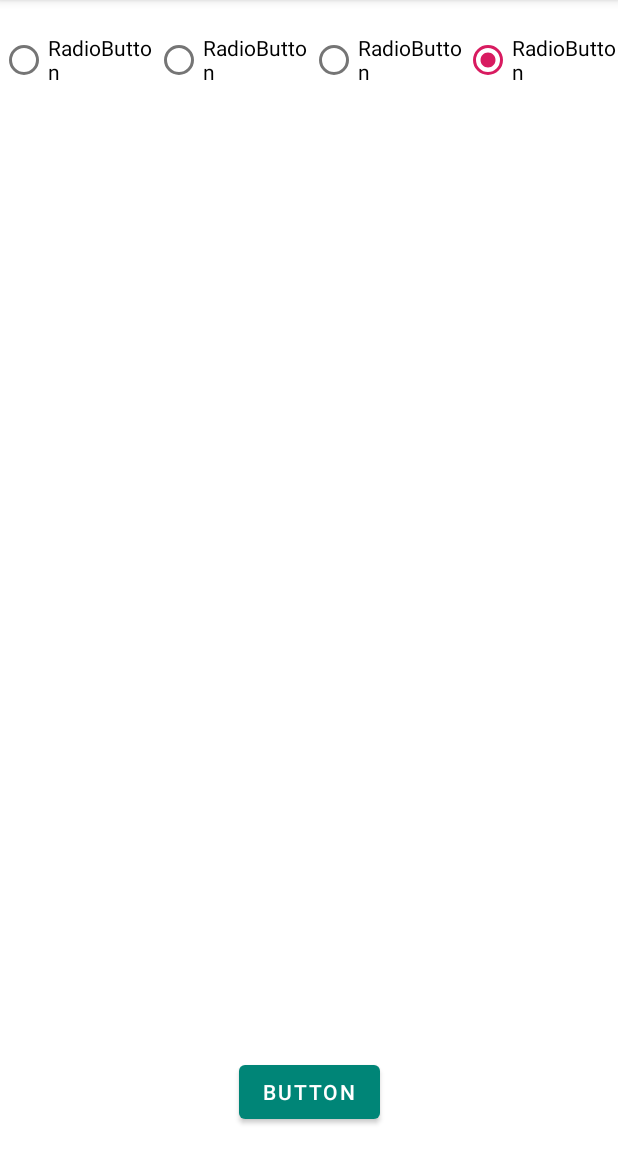
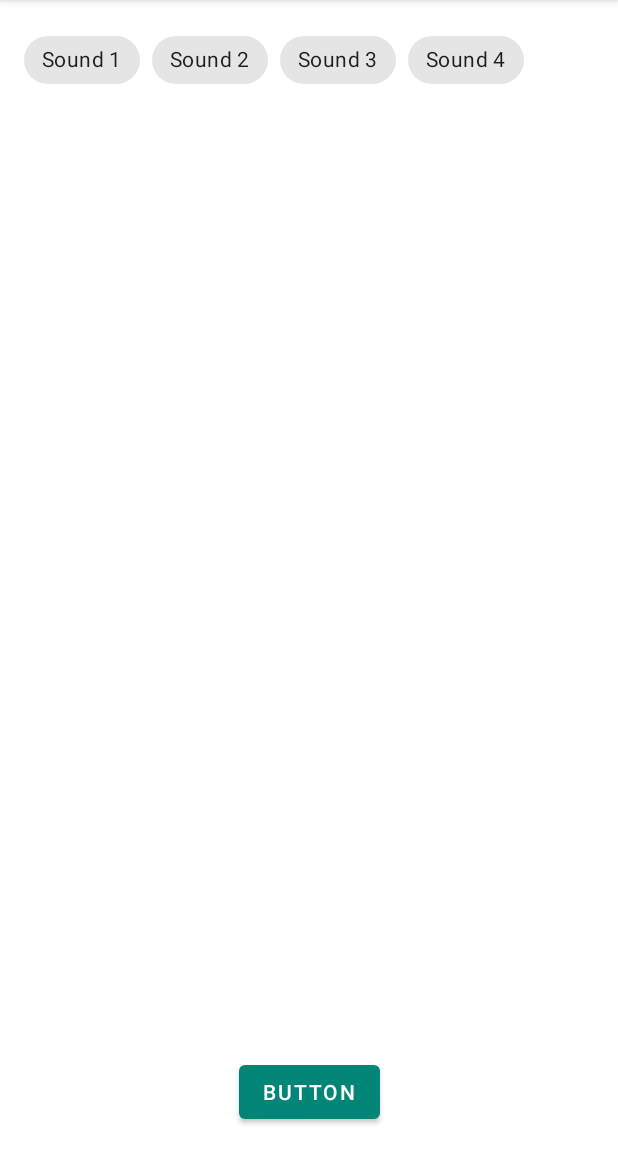
Before and after one commit to pedif/laughterApp, an Android app: the screen it shows after launch (MainActivity), on a phone screen of 412 x 824 dp, the part 84-1236 px from its top. Run offline under Robolectric (Android 15) with nearby library versions, the light colour scheme and no system bars; our stand-ins replace data binding.

Commit message:
Update Laugh Fragment
Updated Laugh Fragment to use chips instead of radio buttons.

```diff
--- a/app/src/main/res/layout/fragment_laugh.xml
+++ b/app/src/main/res/layout/fragment_laugh.xml
@@ -9,31 +9,40 @@
             tools:context=".LaughFragment">
 
 
-        <RadioGroup
-                android:layout_width="wrap_content"
-                android:layout_height="wrap_content"
-                android:orientation="horizontal" app:layout_constraintEnd_toEndOf="parent"
-                android:layout_marginEnd="16dp"
-                android:layout_marginRight="16dp" app:layout_constraintStart_toStartOf="parent"
-                android:layout_marginLeft="16dp" android:layout_marginStart="16dp" android:layout_marginTop="16dp"
-                app:layout_constraintTop_toTopOf="parent" android:checkedButton="@id/radioButton">
-            <RadioButton
-                    android:text="RadioButton"
+        <com.google.android.material.chip.ChipGroup
+                android:layout_width="match_parent"
+                android:layout_height="wrap_content" android:layout_marginTop="16dp"
+                app:layout_constraintTop_toTopOf="parent" app:layout_constraintEnd_toEndOf="parent"
+                android:layout_marginEnd="16dp" android:layout_marginRight="16dp"
+                app:layout_constraintStart_toStartOf="parent" android:layout_marginLeft="16dp"
+                android:layout_marginStart="16dp"
+                app:singleSelection="true"
+        >
+            <com.google.android.material.chip.Chip
                     android:layout_width="wrap_content"
-                    android:layout_height="wrap_content" android:id="@+id/radioButton4" android:layout_weight="1"/>
-            <RadioButton
-                    android:text="RadioButton"
+                    android:layout_height="wrap_content" style="@style/Widget.MaterialComponents.Chip.Choice"
+                    android:id="@+id/chip"
+                    android:gravity="center"
+            android:text="Sound 1"/>
+            <com.google.android.material.chip.Chip
                     android:layout_width="wrap_content"
-                    android:layout_height="wrap_content" android:id="@+id/radioButton3" android:layout_weight="1"/>
-            <RadioButton
-                    android:text="RadioButton"
+                    android:layout_height="wrap_content" style="@style/Widget.MaterialComponents.Chip.Choice"
+                    android:id="@+id/chip2"
+                    android:gravity="center"
+            android:text="Sound 2"/>
+            <com.google.android.material.chip.Chip
                     android:layout_width="wrap_content"
-                    android:layout_height="wrap_content" android:id="@+id/radioButton2" android:layout_weight="1"/>
-            <RadioButton
-                    android:text="RadioButton"
+                    android:layout_height="wrap_content" style="@style/Widget.MaterialComponents.Chip.Choice"
+                    android:id="@+id/chip3"
+                    android:gravity="center"
+            android:text="Sound 3"
+            app:chipIcon="@null"/>
+            <com.google.android.material.chip.Chip
                     android:layout_width="wrap_content"
-                    android:layout_height="wrap_content" android:id="@+id/radioButton" android:layout_weight="1"/>
-        </RadioGroup>
+                    android:layout_height="wrap_content" style="@style/Widget.MaterialComponents.Chip.Choice"
+                    android:id="@+id/chip4"
+            android:text="Sound 4"/>
+        </com.google.android.material.chip.ChipGroup>
         <Button
                 android:text="Button"
                 android:layout_width="wrap_content"
```
